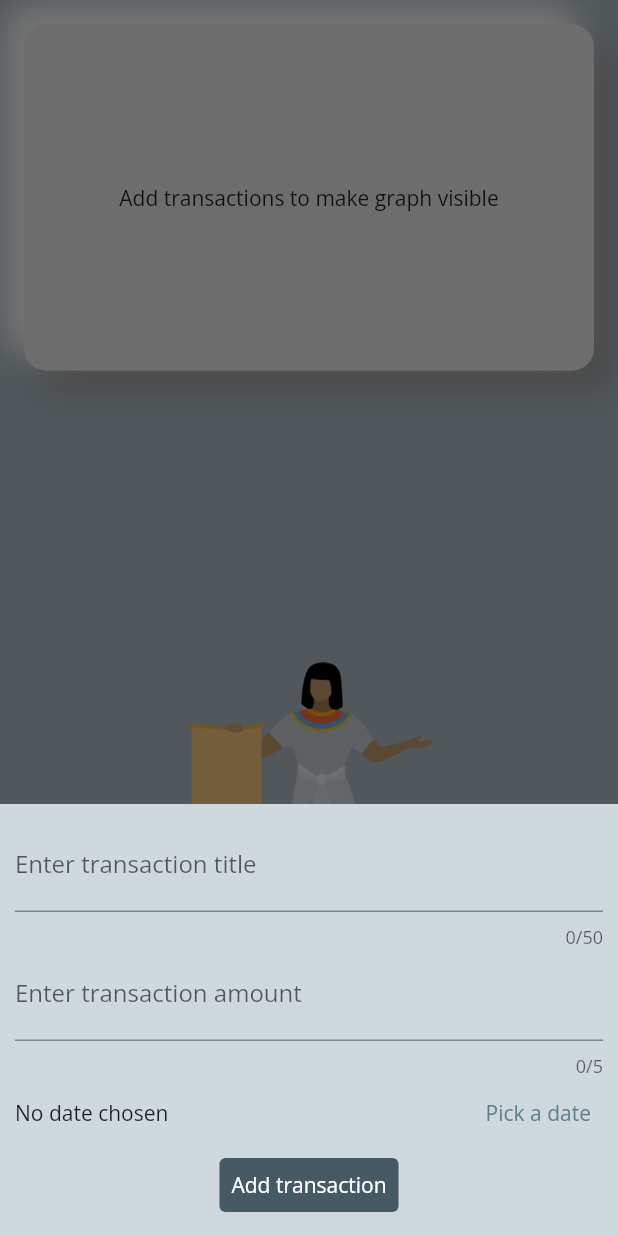
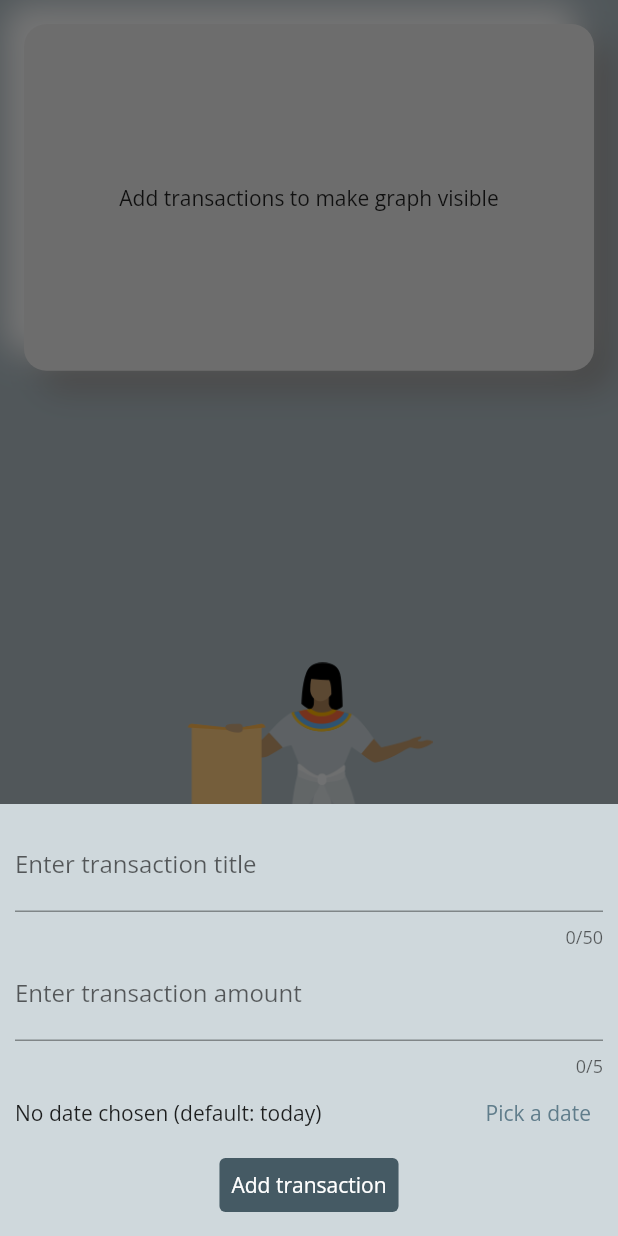
Before and after one commit to naaraayen/Xpensy, a Flutter app: the screen it shows after launch, after a tap on the "add" icon, on a phone screen of 412 x 824 dp. Run offline on Flutter 3.47's test engine with Material 2 defaults, Android fonts, the phone set to English and light mode, and no system bars; our stand-ins replace shared_preferences.

```diff
--- a/lib/widgets/new_transaction.dart
+++ b/lib/widgets/new_transaction.dart
@@ -82,13 +82,12 @@ class _NewTransactionState extends State<NewTransaction>
               decoration:
                   const InputDecoration(labelText: 'Enter transaction amount'),
               controller: amountController,
-              //onSubmitted: (_) => submitData,
             ),
             Row(
               mainAxisAlignment: MainAxisAlignment.spaceBetween,
               children: [
                 Text(checkIfSelected == false
-                    ? 'No date chosen'
+                    ? 'No date chosen (default: today)'
                     : DateFormat.yMMMd().format(selectedDate).toString()),
                 TextButton(
                     onPressed: presentDatePicker,
```
Also changed, not shown: pubspec.yaml (+7 -0 lines), pubspec.lock, 6 other files.
